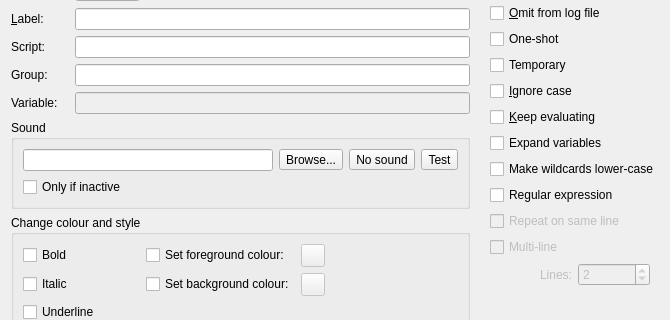
Above: smushclient-qt/cpp/ui/prefs/triggeredit.ui from jnbooth/smushclient before the change; both pictures show x 0 to 670 and y 514 to 834 of the 670 by 927 pixel window. Below: the same form after it.
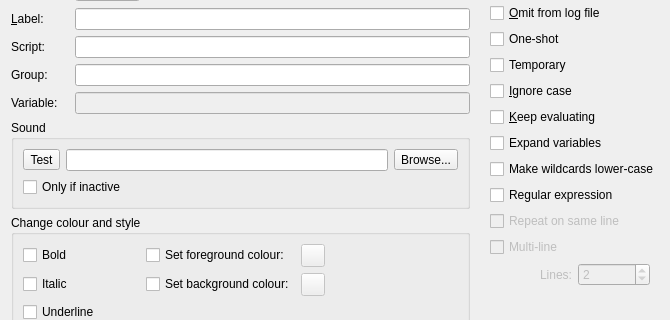
That is the form after the change. Icons and pictures are not drawn. Custom widgets are drawn as their Qt base class.

Patch:
```diff
--- a/smushclient-qt/cpp/ui/prefs/triggeredit.ui
+++ b/smushclient-qt/cpp/ui/prefs/triggeredit.ui
@@ -238,29 +238,6 @@
          <layout class="QVBoxLayout" name="verticalLayout_5">
           <item>
            <layout class="QHBoxLayout" name="_soundfile">
-            <item>
-             <widget class="QLineEdit" name="Sound"/>
-            </item>
-            <item>
-             <widget class="QToolButton" name="Sound_browse">
-              <property name="text">
-               <string>Browse...</string>
-              </property>
-              <property name="icon">
-               <iconset theme="document-open"/>
-              </property>
-             </widget>
-            </item>
-            <item>
-             <widget class="QToolButton" name="Sound_none">
-              <property name="text">
-               <string>No sound</string>
-              </property>
-              <property name="icon">
-               <iconset theme="user-trash-symbolic"/>
-              </property>
-             </widget>
-            </item>
             <item>
              <widget class="QToolButton" name="Sound_test">
               <property name="text">
@@ -271,6 +248,23 @@
               </property>
              </widget>
             </item>
+            <item>
+             <widget class="QLineEdit" name="Sound">
+              <property name="clearButtonEnabled">
+               <bool>true</bool>
+              </property>
+             </widget>
+            </item>
+            <item>
+             <widget class="QToolButton" name="Sound_browse">
+              <property name="text">
+               <string>Browse...</string>
+              </property>
+              <property name="icon">
+               <iconset theme="document-open"/>
+              </property>
+             </widget>
+            </item>
            </layout>
           </item>
           <item>
```
Left out of the diff: 16 changed lines with no effect on the pictures.
